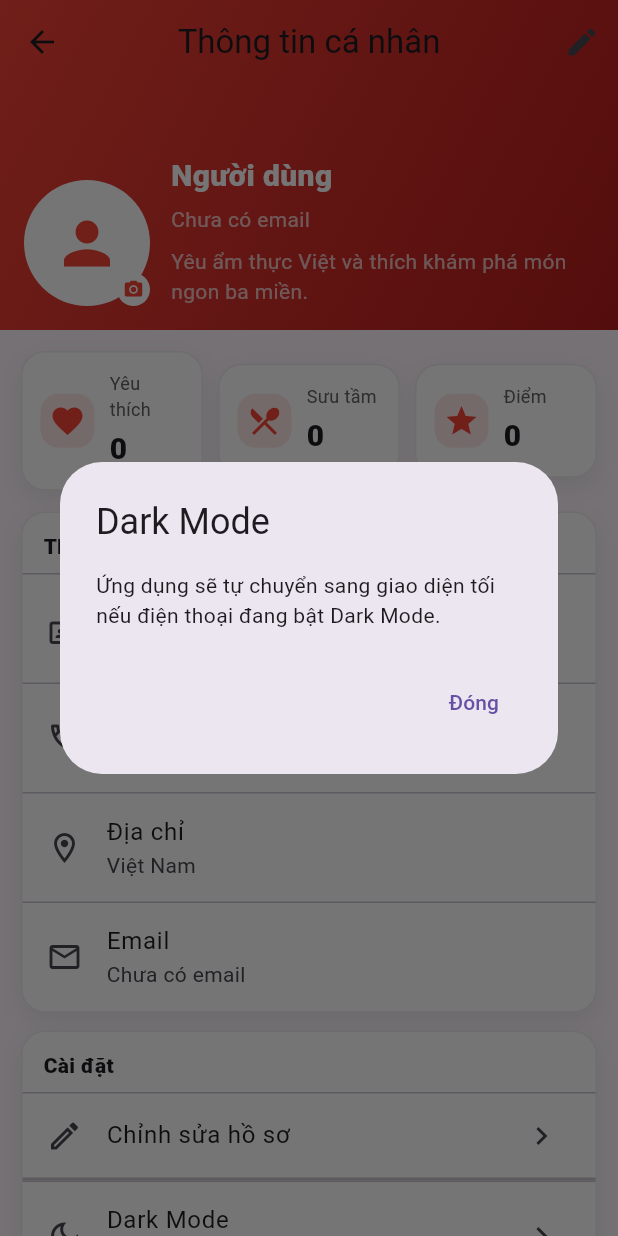
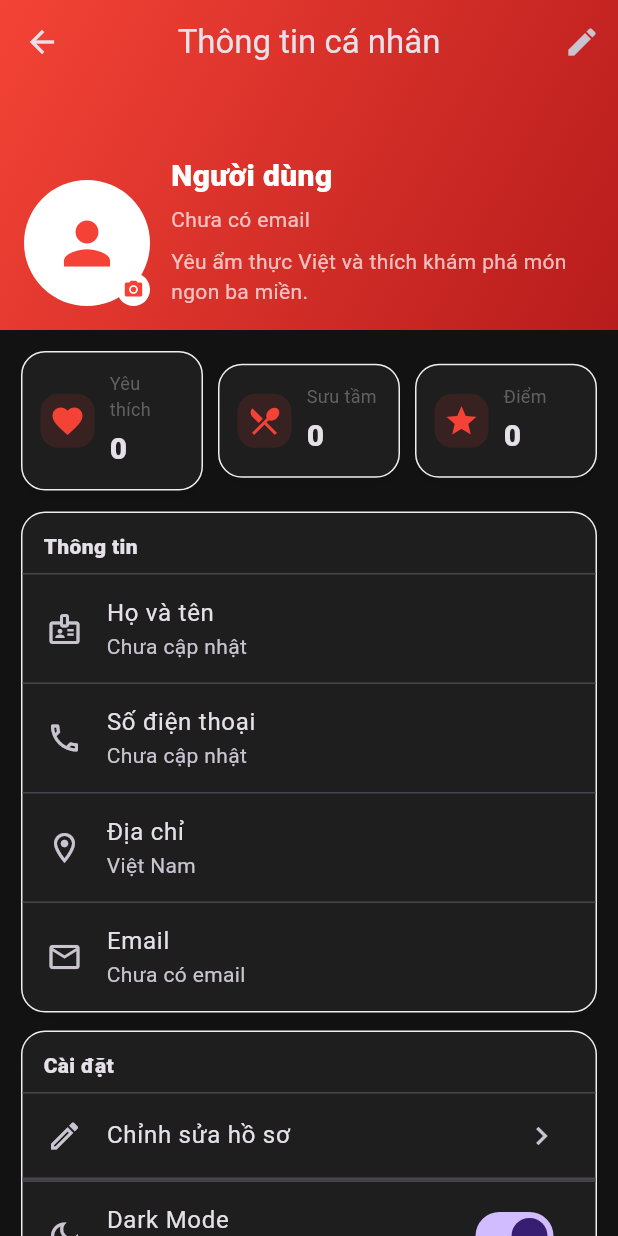
Before and after one commit to nguyenvanminh24122005/Web-Gioi_Thieu_Am_Thuc, a Flutter app: the ProfileScreen screen opened directly, after a tap on "Dark Mode", on a phone screen of 412 x 824 dp. Run offline on Flutter 3.47's test engine with Material 3 defaults, Android fonts, the phone set to English and light mode, and no system bars; our stand-ins replace geolocator, image_picker, shared_preferences, sqflite, sqflite_common_ffi; accounts and stored records are empty.

Commit message:
Add dark mode feature

```diff
--- a/lib/main.dart
+++ b/lib/main.dart
@@ -27,26 +27,43 @@ void main() async {
   );
 }
 
-class MyApp extends StatelessWidget {
+class MyApp extends StatefulWidget {
   const MyApp({super.key});
+
+  static _MyAppState? of(BuildContext context) {
+    return context.findAncestorStateOfType<_MyAppState>();
+  }
+
+  @override
+  State<MyApp> createState() => _MyAppState();
+}
+
+class _MyAppState extends State<MyApp> {
+  bool _isDarkMode = false;
+
+  void toggleDarkMode() {
+    setState(() {
+      _isDarkMode = !_isDarkMode;
+    });
+  }
 
   @override
   Widget build(BuildContext context) {
     return MaterialApp(
       debugShowCheckedModeBanner: false,
-
+      themeMode: _isDarkMode ? ThemeMode.dark : ThemeMode.light,
       theme: ThemeData(
         brightness: Brightness.light,
         primarySwatch: Colors.red,
+        scaffoldBackgroundColor: Colors.white,
+        cardColor: Colors.white,
       ),
-
       darkTheme: ThemeData(
         brightness: Brightness.dark,
         primarySwatch: Colors.red,
+        scaffoldBackgroundColor: const Color(0xFF121212),
+        cardColor: const Color(0xFF1E1E1E),
       ),
-
-      themeMode: ThemeMode.system, // tự theo hệ thống
-
       home: const WelcomeScreen(),
     );
   }
--- a/lib/profile_screen.dart
+++ b/lib/profile_screen.dart
@@ -1,5 +1,5 @@
 import 'package:flutter/material.dart';
-
+import 'main.dart';
 import 'auth_service.dart';
 import 'login_screen.dart';
 import 'favorite_service.dart';
@@ -275,28 +275,13 @@ class ProfileScreen extends StatelessWidget {
 
                           const Divider(height: 1),
 
-                          // Dark Mode demo
-                          ListTile(
-                            leading: const Icon(Icons.dark_mode_outlined),
+                          SwitchListTile(
+                            secondary: const Icon(Icons.dark_mode_outlined),
                             title: const Text('Dark Mode'),
-                            subtitle: const Text('Theo chế độ hệ thống'),
-                            trailing: const Icon(Icons.chevron_right),
-                            onTap: () {
-                              showDialog(
-                                context: context,
-                                builder: (context) => AlertDialog(
-                                  title: const Text('Dark Mode'),
-                                  content: const Text(
-                                    'Ứng dụng sẽ tự chuyển sang giao diện tối nếu điện thoại đang bật Dark Mode.',
-                                  ),
-                                  actions: [
-                                    TextButton(
-                                      onPressed: () => Navigator.pop(context),
-                                      child: const Text('Đóng'),
-                                    ),
-                                  ],
-                                ),
-                              );
+                            subtitle: const Text('Bật / tắt giao diện tối'),
+                            value: Theme.of(context).brightness == Brightness.dark,
+                            onChanged: (value) {
+                              MyApp.of(context)?.toggleDarkMode();
                             },
                           ),
 
@@ -365,7 +350,7 @@ class _StatCard extends StatelessWidget {
     return Container(
       padding: const EdgeInsets.all(12),
       decoration: BoxDecoration(
-        color: Colors.white,
+        color: Theme.of(context).cardColor,
         borderRadius: BorderRadius.circular(16),
         border: Border.all(color: Colors.grey.shade200),
         boxShadow: [
@@ -415,7 +400,7 @@ class _SectionCard extends StatelessWidget {
   Widget build(BuildContext context) {
     return Container(
       decoration: BoxDecoration(
-        color: Colors.white,
+        color: Theme.of(context).cardColor,
         borderRadius: BorderRadius.circular(16),
         border: Border.all(color: Colors.grey.shade200),
         boxShadow: [
```
